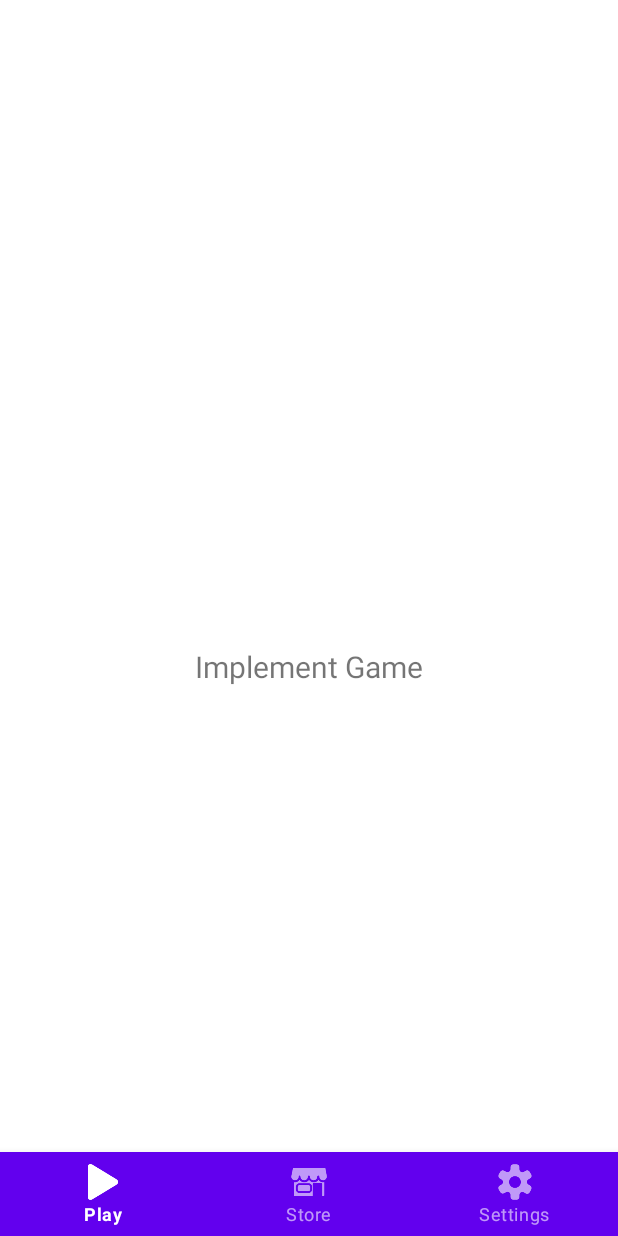
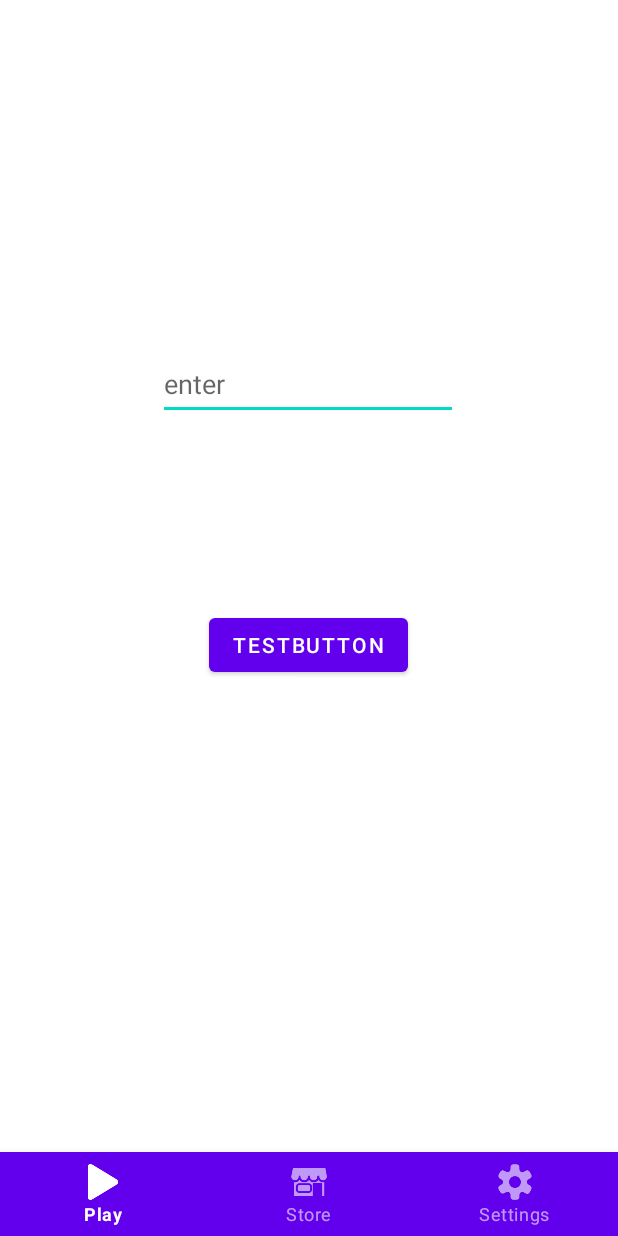
Before and after one commit to GrKnght/SummerPractice-Team13, an Android app: the screen it shows after launch (MainActivity), on a phone screen of 412 x 824 dp. Run offline under Robolectric (Android 15) with nearby library versions, the phone set to English and light mode, and no system bars; our stand-ins replace navigation-ui.

Commit message:
featureWhenButtonIsClicked

```diff
--- /dev/null
+++ b/app/src/main/java/summerpractice/team13/guessthedrawing/mvp/views/AnswerCheckView.kt
@@ -0,0 +1,10 @@
+package summerpractice.team13.guessthedrawing.mvp.views
+
+import android.content.Context
+
+interface AnswerCheckView {
+
+    fun showTrueIcon(context: Context)
+    fun showFalseIcon(context: Context)
+
+}
--- a/app/src/main/java/summerpractice/team13/guessthedrawing/ui/play_screen/HomeFragment.kt
+++ b/app/src/main/java/summerpractice/team13/guessthedrawing/ui/play_screen/HomeFragment.kt
@@ -1,31 +1,74 @@
 package summerpractice.team13.guessthedrawing.ui.play_screen
 
+import android.content.Context
 import android.os.Bundle
 import android.view.LayoutInflater
 import android.view.View
 import android.view.ViewGroup
-import android.widget.TextView
+import android.widget.Button
+import android.widget.EditText
+import android.widget.Toast
 import androidx.fragment.app.Fragment
-import androidx.lifecycle.ViewModelProvider
 import summerpractice.team13.guessthedrawing.R
+import summerpractice.team13.guessthedrawing.mvp.presenters.AnswerCheckPresenter
+import summerpractice.team13.guessthedrawing.mvp.views.AnswerCheckView
 
-class HomeFragment : Fragment() {
+class HomeFragment : Fragment(), AnswerCheckView {
 
-    private lateinit var homeViewModel: HomeViewModel
+    //private lateinit var homeViewModel: HomeViewModel
+
+    private lateinit var answerCheckPresenter: AnswerCheckPresenter
+
 
     override fun onCreateView(
         inflater: LayoutInflater,
         container: ViewGroup?,
         savedInstanceState: Bundle?
     ): View? {
-        homeViewModel = ViewModelProvider(this).get(HomeViewModel::class.java)
+        //homeViewModel = ViewModelProvider(this).get(HomeViewModel::class.java)
 
         val root = inflater.inflate(R.layout.fragment_play, container, false)
-        val textView: TextView = root.findViewById(R.id.text_home)
 
-        homeViewModel.text.observe(viewLifecycleOwner, {
-            textView.text = it
-        })
+        val button: Button = root.findViewById(R.id.TestButton)
+
+        val editText: EditText = root.findViewById(R.id.editTestText)
+
+        answerCheckPresenter = AnswerCheckPresenter(this)
+
+        button.setOnClickListener {
+            context?.applicationContext?.let { it1 ->
+                answerCheckPresenter.chekAnswer(
+                    editText.text.toString(),
+                    it1
+                )
+            }
+
+        }
+
+
         return root
     }
+
+
+    override fun showTrueIcon(context: Context) {
+        val inflater = layoutInflater
+        val views = inflater.inflate(R.layout.green_toast_item, null)
+        val toast = Toast(context)
+        toast.duration = Toast.LENGTH_SHORT
+        toast.view = views
+
+        toast.show()
+
+    }
+
+    override fun showFalseIcon(context: Context) {
+        val inflater = layoutInflater
+        val views = inflater.inflate(R.layout.red_toast_item, null)
+        val toast = Toast(context)
+        toast.duration = Toast.LENGTH_SHORT
+        toast.view = views
+
+        toast.show()
+
+    }
 }
--- a/app/src/main/res/layout/fragment_play.xml
+++ b/app/src/main/res/layout/fragment_play.xml
@@ -6,17 +6,28 @@
     android:layout_height="match_parent"
     tools:context=".ui.play_screen.HomeFragment">
 
-    <TextView
-        android:id="@+id/text_home"
-        android:layout_width="match_parent"
+    <EditText
+        android:id="@+id/editTestText"
+        android:layout_width="200dp"
         android:layout_height="wrap_content"
-        android:layout_marginStart="8dp"
-        android:layout_marginTop="8dp"
-        android:layout_marginEnd="8dp"
-        android:textAlignment="center"
-        android:textSize="20sp"
+        android:layout_marginTop="176dp"
+        android:hint="enter"
+        android:minHeight="48dp"
+        app:layout_constraintEnd_toEndOf="parent"
+        app:layout_constraintHorizontal_bias="0.497"
+        app:layout_constraintStart_toStartOf="parent"
+        app:layout_constraintTop_toTopOf="parent" />
+
+    <Button
+        android:id="@+id/TestButton"
+        android:layout_width="wrap_content"
+        android:layout_height="wrap_content"
+        android:text="TestButton"
         app:layout_constraintBottom_toBottomOf="parent"
         app:layout_constraintEnd_toEndOf="parent"
+        app:layout_constraintHorizontal_bias="0.498"
         app:layout_constraintStart_toStartOf="parent"
-        app:layout_constraintTop_toTopOf="parent" />
+        app:layout_constraintTop_toBottomOf="@+id/editTestText"
+        app:layout_constraintVertical_bias="0.254" />
+
 </androidx.constraintlayout.widget.ConstraintLayout>
--- a/app/src/main/res/values/colors.xml
+++ b/app/src/main/res/values/colors.xml
@@ -7,4 +7,6 @@
     <color name="teal_700">#FF018786</color>
     <color name="black">#FF000000</color>
     <color name="white">#FFFFFFFF</color>
+    <color name="green">#008000</color>
+    <color name="red">#EC0E0E</color>
 </resources>
--- a/app/src/main/res/values/strings.xml
+++ b/app/src/main/res/values/strings.xml
@@ -3,4 +3,6 @@
     <string name="store">Store</string>
     <string name="settings">Settings</string>
     <string name="play">Play</string>
+    <string name="trueanswer">TrueAnswer</string>
+    <string name="falseanswer">FalseAnswer</string>
 </resources>
```
Also changed, not shown: app/src/main/java/summerpractice/team13/guessthedrawing/mvp/presenters/AnswerCheckPresenter.kt (added, +27 -0 lines), app/src/main/res/drawable/custom_green_toast.xml (added, +12 -0 lines), app/src/main/res/drawable/custom_red_toast.xml (added, +12 -0 lines), app/src/main/res/layout/green_toast_item.xml (added, +21 -0 lines), app/src/main/res/layout/red_toast_item.xml (added, +21 -0 lines), app/src/main/res/drawable/resource_false.png (added), app/src/main/res/drawable/resource_true.png (added).
